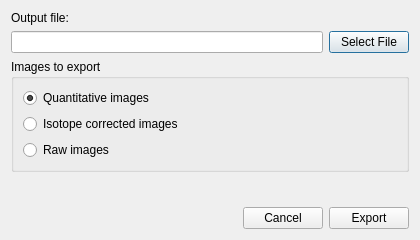
This is resources/views/MsiExportHdf5Dialog.ui in swinnenteam/LipidQMap as Qt 5 draws it before an edit. The edited form follows.
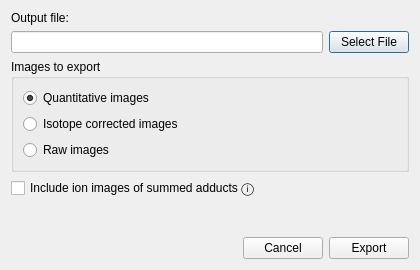
This is the edited form.

Commit message: h5 export optional summed species

Patch:
```diff
--- a/resources/views/MsiExportHdf5Dialog.ui
+++ b/resources/views/MsiExportHdf5Dialog.ui
@@ -7,7 +7,7 @@
     <x>0</x>
     <y>0</y>
     <width>420</width>
-    <height>240</height>
+    <height>270</height>
    </rect>
   </property>
   <property name="windowTitle">
@@ -68,6 +68,16 @@
      </layout>
     </widget>
    </item>
+   <item>
+    <widget class="QCheckBox" name="include_summed_checkbox">
+     <property name="toolTip">
+      <string>&lt;html&gt;&lt;head/&gt;&lt;body&gt;&lt;p&gt;This wil include in the export the ion images that are created by summing the different adducts of the same species. These summed forms will be assigned the neutral mass for their m/z vlaue.&lt;/p&gt;&lt;/body&gt;&lt;/html&gt;</string>
+     </property>
+     <property name="text">
+      <string>Include ion images of summed adducts ⓘ</string>
+     </property>
+    </widget>
+   </item>
    <item>
     <spacer name="verticalSpacer">
      <property name="orientation">
```
Left out of the diff: 4 changed lines with no effect on the pictures. The commit also changes 4 other files.
